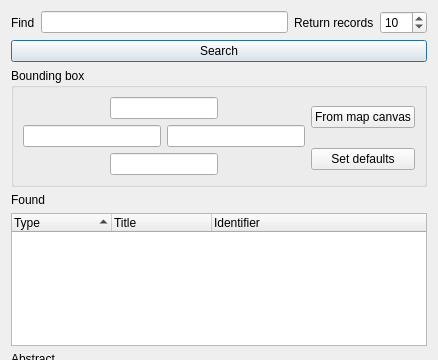
First picture: the form in cswsearchdialogbase.ui, repository nextgis/qgis_cswclient, before the edit; both pictures show x 0 to 438 and y 0 to 360 of the 438 by 573 pixel window.
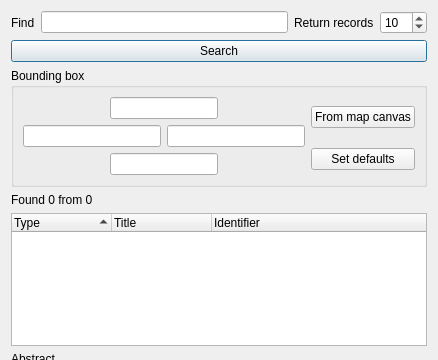
Second picture: the form after the edit.

Commit message: try to use bundled OWSLib

Patch:
```diff
--- a/cswsearchdialogbase.ui
+++ b/cswsearchdialogbase.ui
@@ -164,7 +164,7 @@
      <item row="0" column="0" colspan="3">
       <widget class="QLabel" name="lblResults">
        <property name="text">
-        <string>Found</string>
+        <string>Found 0 from 0</string>
        </property>
       </widget>
      </item>
```
Left out of the diff: 3 changed lines with no effect on the pictures. The commit also changes 2 other files.
